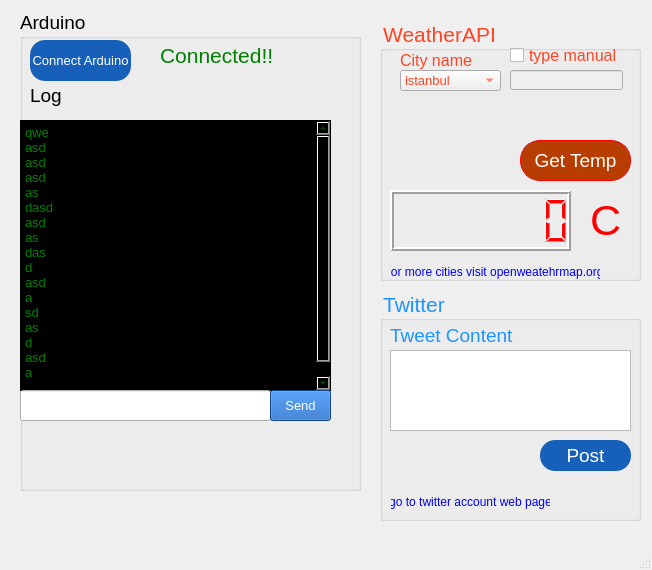
This is MainWindow.ui in avni25/twit-ard-con as Qt 5 draws it before an edit. The edited form follows.
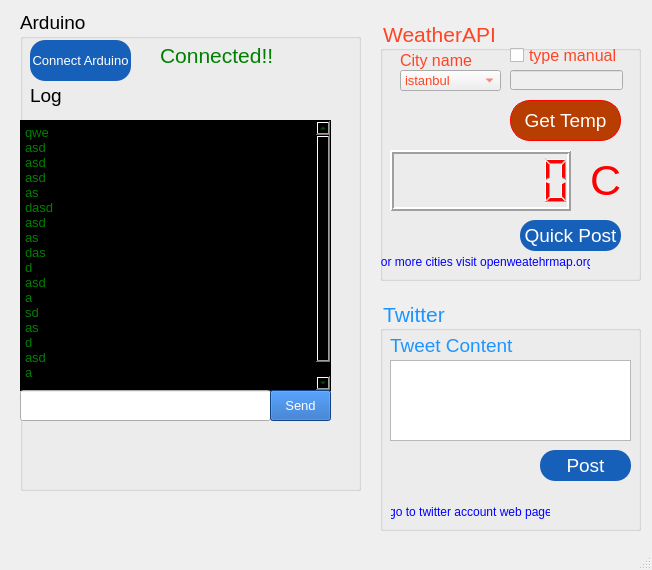
This is the edited form. Icons and pictures are not drawn.

What changed in the file:
```diff
--- a/MainWindow.ui
+++ b/MainWindow.ui
@@ -18,7 +18,7 @@
     <property name="geometry">
      <rect>
       <x>380</x>
-      <y>290</y>
+      <y>300</y>
       <width>261</width>
       <height>231</height>
      </rect>
@@ -168,7 +168,7 @@
      <property name="geometry">
       <rect>
        <x>10</x>
-       <y>170</y>
+       <y>130</y>
        <width>181</width>
        <height>61</height>
       </rect>
@@ -291,8 +291,8 @@
     <widget class="QPushButton" name="btn_temp">
      <property name="geometry">
       <rect>
-       <x>140</x>
-       <y>120</y>
+       <x>130</x>
+       <y>80</y>
        <width>111</width>
        <height>41</height>
       </rect>
@@ -382,7 +382,7 @@
      <property name="geometry">
       <rect>
        <x>210</x>
-       <y>170</y>
+       <y>130</y>
        <width>31</width>
        <height>61</height>
       </rect>
@@ -402,8 +402,8 @@
     <widget class="QPushButton" name="btn_link_weather">
      <property name="geometry">
       <rect>
-       <x>10</x>
-       <y>240</y>
+       <x>0</x>
+       <y>230</y>
        <width>211</width>
        <height>23</height>
       </rect>
@@ -428,7 +428,7 @@
      <property name="geometry">
       <rect>
        <x>10</x>
-       <y>140</y>
+       <y>100</y>
        <width>101</width>
        <height>21</height>
       </rect>
@@ -447,6 +447,52 @@
       <string/>
      </property>
     </widget>
+    <widget class="QPushButton" name="btn_quickPost">
+     <property name="enabled">
+      <bool>true</bool>
+     </property>
+     <property name="geometry">
+      <rect>
+       <x>140</x>
+       <y>200</y>
+       <width>101</width>
+       <height>31</height>
+      </rect>
+     </property>
+     <property name="font">
+      <font>
+       <pointsize>14</pointsize>
+      </font>
+     </property>
+     <property name="cursor">
+      <cursorShape>PointingHandCursor</cursorShape>
+     </property>
+     <property name="mouseTracking">
+      <bool>false</bool>
+     </property>
+     <property name="toolTip">
+      <string extracomment="post tweet"/>
+     </property>
+     <property name="styleSheet">
+      <string notr="true">QPushButton{	
+	background-color: rgb(23, 96, 186);
+	color: white;
+	border-radius: 15px;
+	cursor: pointer;
+	
+}
+
+QPushButton:hover
+{   
+	background-color: rgb(34, 178, 255);
+	cursor: pointer;
+}
+</string>
+     </property>
+     <property name="text">
+      <string>Quick Post</string>
+     </property>
+    </widget>
    </widget>
    <widget class="QGroupBox" name="group_arduino">
     <property name="geometry">
```
